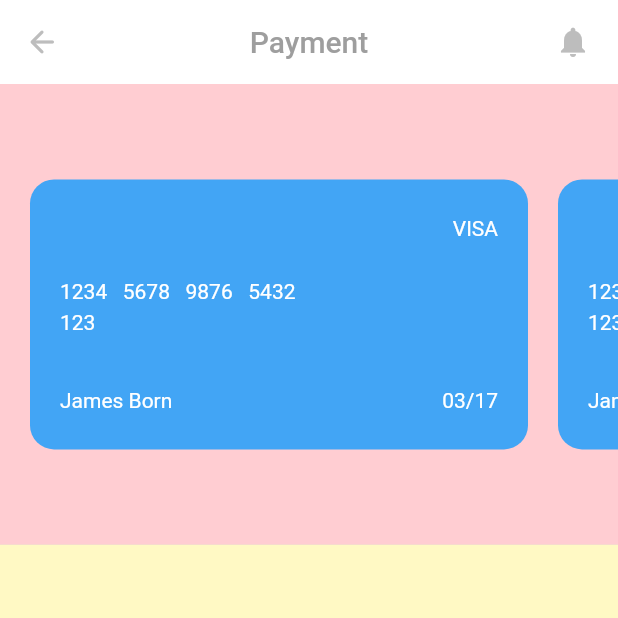
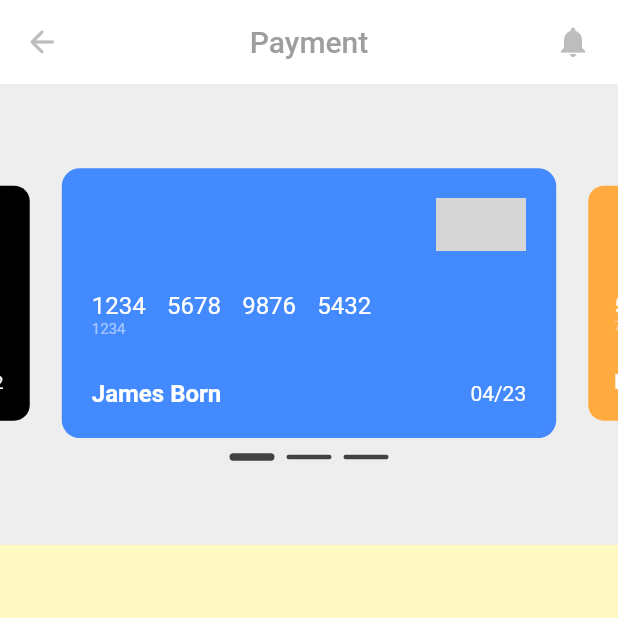
Before and after one commit to irisktaker/restaurant_app, a Flutter app: the CartScreen screen opened directly, after a tap on "Proceed to pay", on a phone screen of 412 x 824 dp, the top half of it. Run offline on Flutter 3.47's test engine with Material 2 defaults, Android fonts, the phone set to English and light mode, and no system bars; drawn by our look-alikes of carousel_slider; our stand-ins replace getwidget; network calls fail; grey boxes are pictures that could not be loaded.

Commit message:
restaurant_app

```diff
--- a/lib/screens/cart/widgets/your_order_box.dart
+++ b/lib/screens/cart/widgets/your_order_box.dart
@@ -67,7 +67,7 @@ class _YourOrderBoxState extends State<YourOrderBox> {
                   Navigator.pushReplacement(
                     context,
                     PageRouteBuilder(
-                      pageBuilder: (c, a1, a2) => const PaymentScreen(),
+                      pageBuilder: (c, a1, a2) => PaymentScreen(),
                       transitionsBuilder: (c, anim, a2, child) =>
                           FadeTransition(opacity: anim, child: child),
                       transitionDuration: const Duration(milliseconds: 500),
--- a/lib/screens/payment/payment_screen.dart
+++ b/lib/screens/payment/payment_screen.dart
@@ -1,9 +1,41 @@
+import 'package:carousel_slider/carousel_slider.dart';
 import 'package:flutter/material.dart';
 import 'package:restaurant/utils/app_bar/custom_app_bar.dart';
 
-class PaymentScreen extends StatelessWidget {
-  const PaymentScreen({Key? key}) : super(key: key);
+class PaymentScreen extends StatefulWidget {
+  PaymentScreen({Key? key}) : super(key: key);
 
+  @override
+  State<PaymentScreen> createState() => _PaymentScreenState();
+}
+
+class _PaymentScreenState extends State<PaymentScreen> {
+  List<Map> paymentCard = [
+    {
+      'paymentType': 'https://www.freepnglogos.com/uploads/visa-inc-png-18.png',
+      'cardNumber': '1234   5678   9876   5432',
+      'securityNum': '1234',
+      'cardHolder': 'James Born',
+      'exDate': '04/23',
+    },
+    {
+      'paymentType':
+          'https://www.pngplay.com/wp-content/uploads/13/Master-Card-Logo-PNG-Images-HD.png',
+      'cardNumber': '9876   5432   1234   5678',
+      'securityNum': '2564',
+      'cardHolder': 'Michael William',
+      'exDate': '07/22',
+    },
+    {
+      'paymentType': 'https://www.freepnglogos.com/uploads/visa-inc-png-18.png',
+      'cardNumber': '5432   5678   1234   9876',
+      'securityNum': '7745',
+      'cardHolder': 'Robert John',
+      'exDate': '03/22',
+    },
+  ];
+
+  int _currentIndex = 0;
   @override
   Widget build(BuildContext context) {
     Size size = MediaQuery.of(context).size;
@@ -20,7 +52,7 @@ class PaymentScreen extends StatelessWidget {
       body: Container(
         width: size.width,
         height: size.height,
-        color: Colors.green.shade100,
+        color: Colors.grey.shade200,
         child: DefaultTextStyle(
           style: const TextStyle(color: Colors.white),
           child: Column(
@@ -29,58 +61,63 @@ class PaymentScreen extends StatelessWidget {
                 flex: 2,
                 child: Container(
                   width: size.width,
-                  color: Colors.red.shade100,
-                  child: ListView.builder(
-                    scrollDirection: Axis.horizontal,
-                    itemCount: 3,
-                    itemBuilder: (context, index) {
-                      return Row(
-                        children: [
-                          Column(
+                  // color: Colors.red.shade100,
+                  child: Column(
                     mainAxisAlignment: MainAxisAlignment.center,
                     children: [
-                              Padding(
-                                padding: const EdgeInsets.only(left: 20),
-                                child: Container(
-                                  width: size.width - 80,
+                      CarouselSlider(
+                        items: [
+                          paymentCardContainer(
+                            size,
+                            color: Colors.black,
+                            payType: paymentCard[1]["paymentType"],
+                            cardNum: paymentCard[1]["cardNumber"],
+                            securityNum: paymentCard[1]["securityNum"],
+                            cardHolder: paymentCard[1]["cardHolder"],
+                            exDate: paymentCard[1]["exDate"],
+                          ),
+                          paymentCardContainer(
+                            size,
+                            color: Colors.blueAccent,
+                            payType: paymentCard[0]["paymentType"],
+                            cardNum: paymentCard[0]["cardNumber"],
+                            securityNum: paymentCard[0]["securityNum"],
+                            cardHolder: paymentCard[0]["cardHolder"],
+                            exDate: paymentCard[0]["exDate"],
+                          ),
+                          paymentCardContainer(
+                            size,
+                            color: Colors.orangeAccent,
+                            payType: paymentCard[2]["paymentType"],
+                            cardNum: paymentCard[2]["cardNumber"],
+                            securityNum: paymentCard[2]["securityNum"],
+                            cardHolder: paymentCard[2]["cardHolder"],
+                            exDate: paymentCard[2]["exDate"],
+                          ),
+                        ],
+                        options: CarouselOptions(
                           height: 180,
-                                  padding: const EdgeInsets.all(20),
-                                  decoration: BoxDecoration(
-                                    color: Colors.blue.shade400,
-                                    borderRadius: BorderRadius.circular(16),
+                          enlargeCenterPage: true,
+                          pageSnapping: true,
+                          enableInfiniteScroll: false,
+                          initialPage: 1,
+                          onPageChanged: (index, _) {
+                            setState(() {
+                              _currentIndex = index;
+                            });
+                          },
                         ),
-                                  child: Column(
-                                    mainAxisAlignment:
-                                        MainAxisAlignment.spaceEvenly,
-                                    crossAxisAlignment:
-                                        CrossAxisAlignment.start,
+                      ),
+                      const SizedBox(height: 10),
+                      Row(
+                        mainAxisAlignment: MainAxisAlignment.center,
                         children: [
-                                      Align(
-                                        alignment: Alignment.topRight,
-                                        child: Text(paymentCard['paymentType']),
-                                      ),
-                                      const SizedBox(height: 16),
-                                      Text(paymentCard['cardNumber']),
-                                      Text(paymentCard['securityNum']),
-                                      const SizedBox(height: 26),
-                                      Row(
-                                        mainAxisAlignment:
-                                            MainAxisAlignment.spaceBetween,
-                                        children: [
-                                          Text(paymentCard['cardHolder']),
-                                          Text(paymentCard['exDate']),
+                          indexLine(0),
+                          indexLine(1),
+                          indexLine(2),
                         ],
                       ),
                     ],
-                                  ),
-                                ),
-                              ),
-                              // Container(),
-                            ],
-                          ),
-                        ],
-                      );
-                    },
                   ),
                 ),
               ),
@@ -98,12 +135,83 @@ class PaymentScreen extends StatelessWidget {
       ),
     );
   }
+
+  Container indexLine(int index) {
+    return Container(
+      width: 30,
+      height: _currentIndex == index ? 5 : 3,
+      margin: const EdgeInsets.symmetric(horizontal: 4),
+      decoration: BoxDecoration(
+        borderRadius: BorderRadius.circular(10),
+        color: Colors.grey.shade800,
+      ),
+    );
   }
 
-Map paymentCard = {
-  'paymentType': 'VISA',
-  'cardNumber': '1234   5678   9876   5432',
-  'securityNum': '123',
-  'cardHolder': 'James Born',
-  'exDate': '03/17',
-};
+  Container paymentCardContainer(
+    Size size, {
+    required String payType,
+    required String cardNum,
+    required String securityNum,
+    required String cardHolder,
+    required String exDate,
+    required Color color,
+  }) {
+    return Container(
+      width: size.width * 0.85,
+      padding: const EdgeInsets.all(20),
+      decoration: BoxDecoration(
+        borderRadius: BorderRadius.circular(12),
+        color: color,
+      ),
+      child: Column(
+        mainAxisAlignment: MainAxisAlignment.spaceBetween,
+        crossAxisAlignment: CrossAxisAlignment.start,
+        children: [
+          Align(
+            alignment: Alignment.topRight,
+            child: Image.network(
+              payType,
+              width: 60,
+              height: 35,
+            ),
+          ),
+          Column(
+            crossAxisAlignment: CrossAxisAlignment.start,
+            children: [
+              Text(
+                cardNum,
+                style: const TextStyle(fontSize: 16, wordSpacing: 2.3),
+              ),
+              Text(
+                securityNum,
+                style: TextStyle(
+                  fontSize: 10,
+                  color: Colors.white.withOpacity(0.5),
+                ),
+              ),
+            ],
+          ),
+          Row(
+            mainAxisAlignment: MainAxisAlignment.spaceBetween,
+            children: [
+              Text(
+                cardHolder,
+                style: const TextStyle(
+                  fontSize: 16,
+                  fontWeight: FontWeight.bold,
+                ),
+              ),
+              Text(
+                exDate,
+                style: const TextStyle(
+                  fontSize: 14,
+                ),
+              ),
+            ],
+          ),
+        ],
+      ),
+    );
+  }
+}
--- a/pubspec.yaml
+++ b/pubspec.yaml
@@ -35,6 +35,7 @@ dependencies:
   # Use with the CupertinoIcons class for iOS style icons.
   cupertino_icons: ^1.0.2
   getwidget: ^2.0.4
+  carousel_slider: ^4.0.0
 
 dev_dependencies:
   flutter_test:
```
Also changed, not shown: pubspec.lock. Lines whose indentation alone changed are shown as unchanged.
